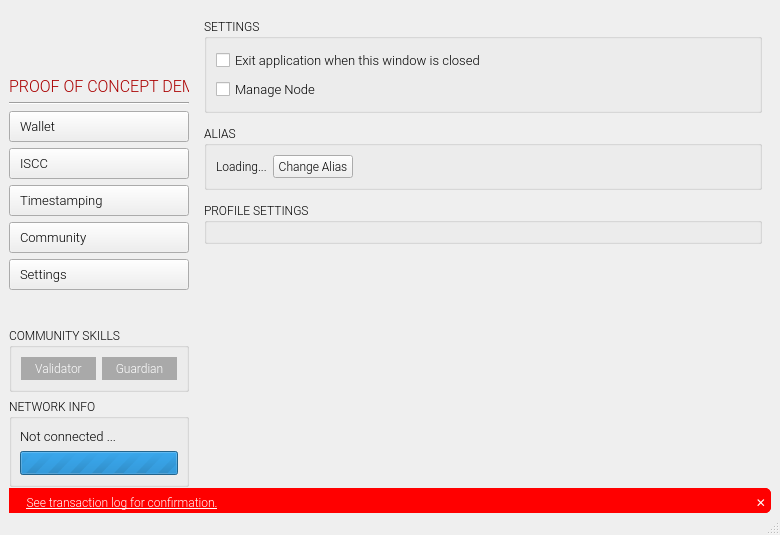
The window that app/ui/proto.ui (coblo/gui-demo) describes before a commit, drawn with Qt 5.
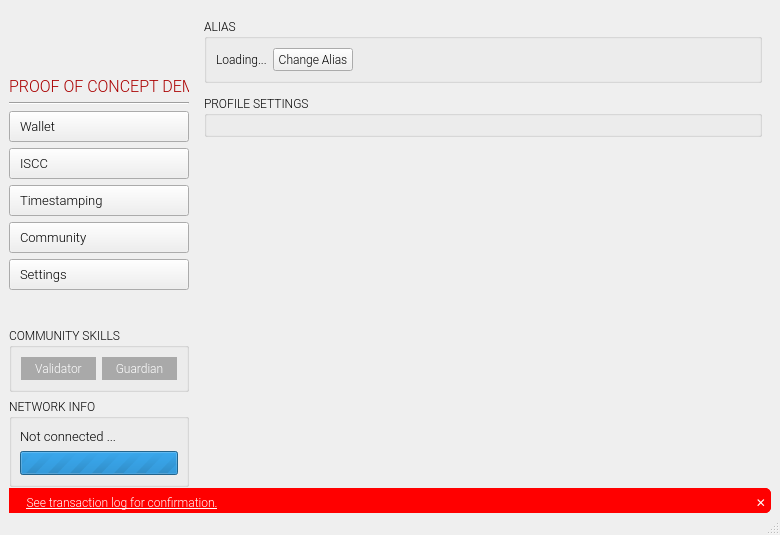
The same window after the commit. The open tabs and pages were chosen to show the change. Icons and pictures are not drawn. Custom widgets are drawn as their Qt base class.

Patch:
```diff
--- a/app/ui/proto.ui
+++ b/app/ui/proto.ui
@@ -1088,50 +1088,6 @@
         <property name="bottomMargin">
          <number>0</number>
         </property>
-        <item>
-         <widget class="QGroupBox" name="gbox_settings">
-          <property name="font">
-           <font>
-            <family>Oswald</family>
-            <pointsize>9</pointsize>
-           </font>
-          </property>
-          <property name="title">
-           <string>SETTINGS</string>
-          </property>
-          <layout class="QVBoxLayout" name="verticalLayout_5">
-           <property name="topMargin">
-            <number>10</number>
-           </property>
-           <item>
-            <widget class="QCheckBox" name="check_box_exit_on_close">
-             <property name="font">
-              <font>
-               <family>Roboto Light</family>
-               <pointsize>10</pointsize>
-              </font>
-             </property>
-             <property name="text">
-              <string>Exit application when this window is closed</string>
-             </property>
-            </widget>
-           </item>
-           <item>
-            <widget class="QCheckBox" name="check_manage_node">
-             <property name="font">
-              <font>
-               <family>Roboto Light</family>
-               <pointsize>10</pointsize>
-              </font>
-             </property>
-             <property name="text">
-              <string>Manage Node</string>
-             </property>
-            </widget>
-           </item>
-          </layout>
-         </widget>
-        </item>
         <item>
          <widget class="QGroupBox" name="gbox_alias_settings">
           <property name="font">
```
Left out of the diff: 52 changed lines with no effect on the pictures.
